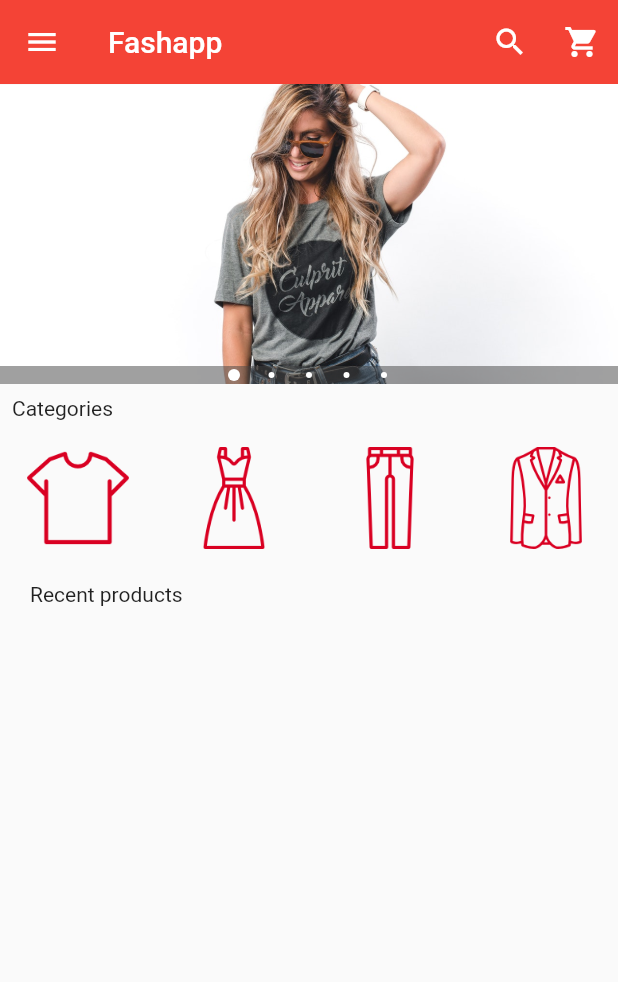
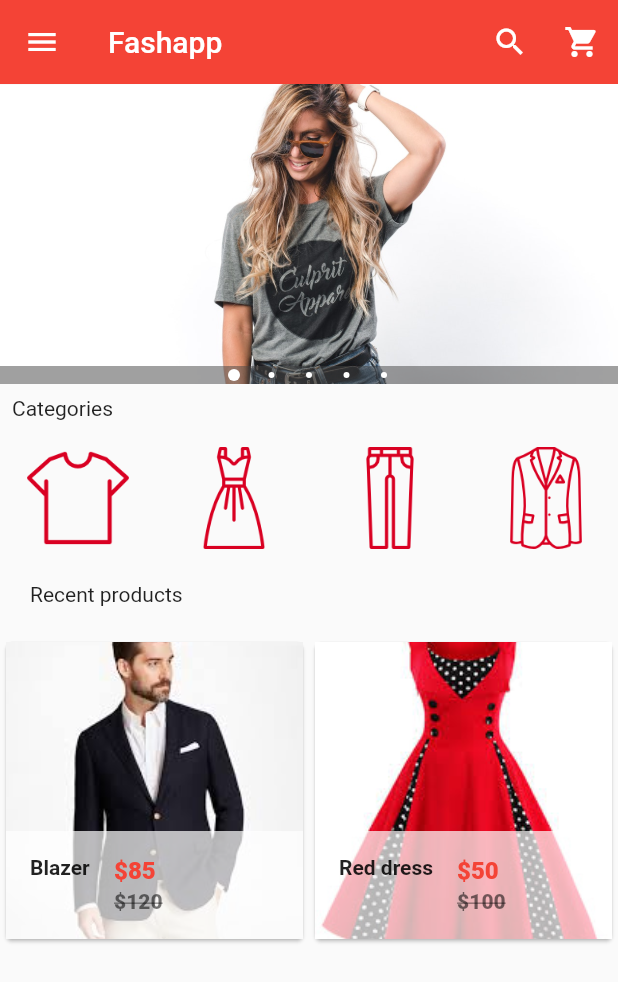
Before and after one commit to Santos-Enoque/flutter_ecommerce_app, a Flutter app: the screen it shows after launch, on a phone screen of 412 x 824 dp. Shown: the top 982 px of the screen. Run offline on Flutter 3.47's test engine with Material 2 defaults, Android fonts, the phone set to English and light mode, and no system bars; drawn by our look-alikes of carousel_pro.

Commit message:
recent products commit

```diff
--- a/lib/componets/products.dart
+++ b/lib/componets/products.dart
@@ -20,9 +20,21 @@ class _ProductsState extends State<Products> {
       "price": 50,
     }
   ];
+
   @override
   Widget build(BuildContext context) {
-    return Container();
+    return GridView.builder(
+        itemCount: product_list.length,
+        gridDelegate:
+        new SliverGridDelegateWithFixedCrossAxisCount(crossAxisCount: 2),
+        itemBuilder: (BuildContext context, int index) {
+          return Single_prod(
+            prod_name: product_list[index]['name'],
+            prod_pricture: product_list[index]['picture'],
+            prod_old_price: product_list[index]['old_price'],
+            prod_price: product_list[index]['price'],
+          );
+        });
   }
 }
 
@@ -37,9 +49,45 @@ class Single_prod extends StatelessWidget {
     this.prod_pricture,
     this.prod_old_price,
     this.prod_price,
-});
+  });
+
   @override
   Widget build(BuildContext context) {
-    return Container();
+    return Card(
+      child: Hero(
+          tag: prod_name,
+          child: Material(
+            child: InkWell(
+              onTap: () {},
+              child: GridTile(
+                  footer: Container(
+                    color: Colors.white70,
+                    child: ListTile(
+                        leading: Text(
+                          prod_name,
+                          style: TextStyle(fontWeight: FontWeight.bold),
+                        ),
+                        title: Text(
+                          "\$$prod_price",
+                          style: TextStyle(
+                              color: Colors.red, fontWeight: FontWeight.w800),
+                        ),
+                        subtitle: Text(
+                          "\$$prod_old_price",
+                          style: TextStyle(
+                              color: Colors.black54,
+                              fontWeight: FontWeight.w800,
+                              decoration
+                                  :TextDecoration.lineThrough),
+                        ),
+                    ),
+                  ),
+                  child: Image.asset(
+                    prod_pricture,
+                    fit: BoxFit.cover,
+                  )),
+            ),
+          )),
+    );
   }
 }
```
